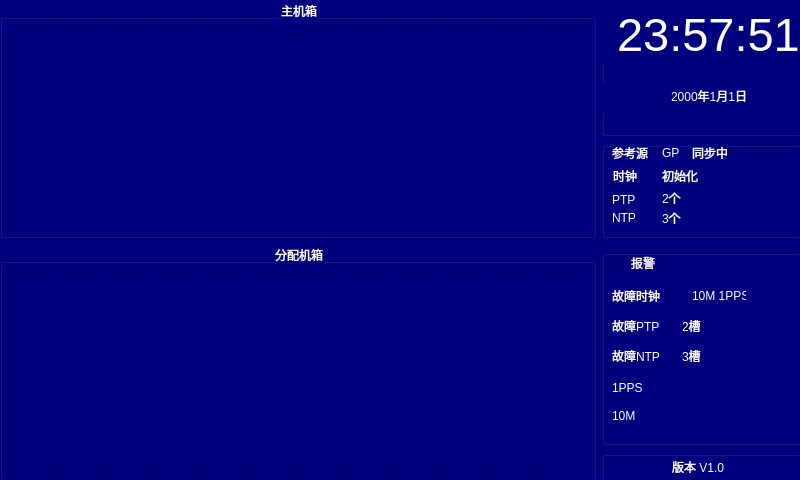
Qt form widget.ui (ittechbay/shitong-qt) before a commit.
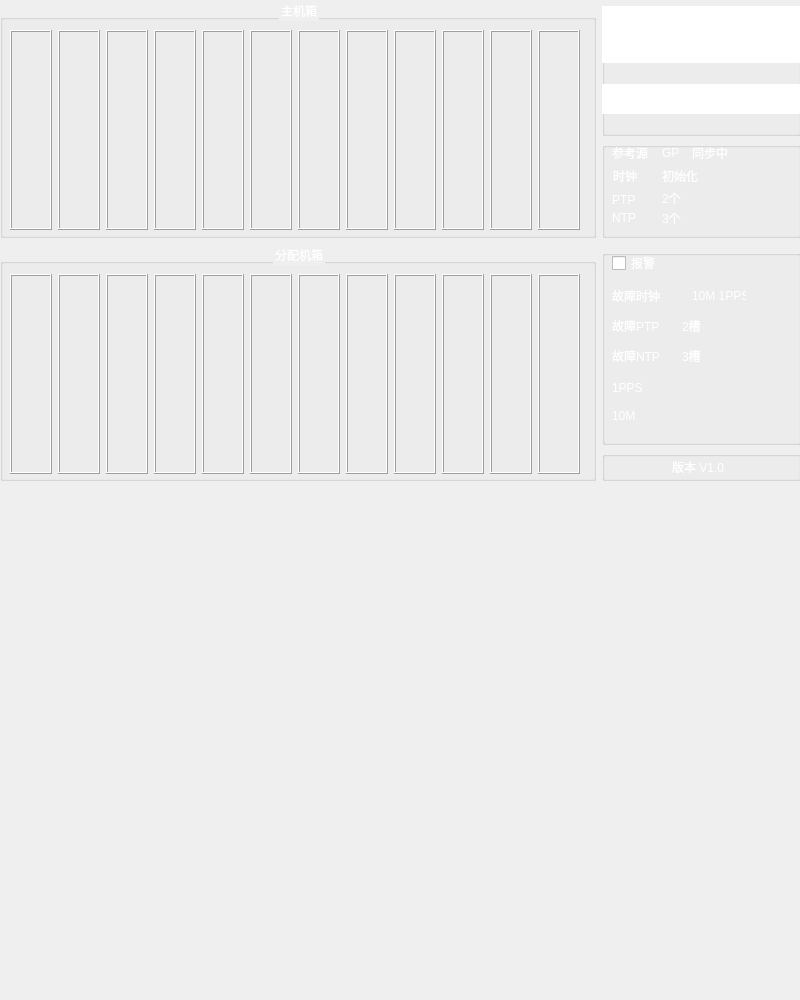
The same form after that commit. Custom widgets are drawn as their Qt base class.

```diff
--- a/widget.ui
+++ b/widget.ui
@@ -7,14 +7,14 @@
     <x>0</x>
     <y>0</y>
     <width>800</width>
-    <height>480</height>
+    <height>1000</height>
    </rect>
   </property>
   <property name="windowTitle">
    <string>Form</string>
   </property>
   <property name="styleSheet">
-   <string notr="true">background-color: rgb(0, 0, 127);</string>
+   <string notr="true"/>
   </property>
   <widget class="QWidget" name="layoutWidget">
    <property name="geometry">
@@ -780,6 +780,16 @@
     </item>
    </layout>
   </widget>
+  <widget class="QFrame" name="frame_25">
+   <property name="geometry">
+    <rect>
+     <x>240</x>
+     <y>580</y>
+     <width>120</width>
+     <height>80</height>
+    </rect>
+   </property>
+  </widget>
  </widget>
  <customwidgets>
   <customwidget>
```
